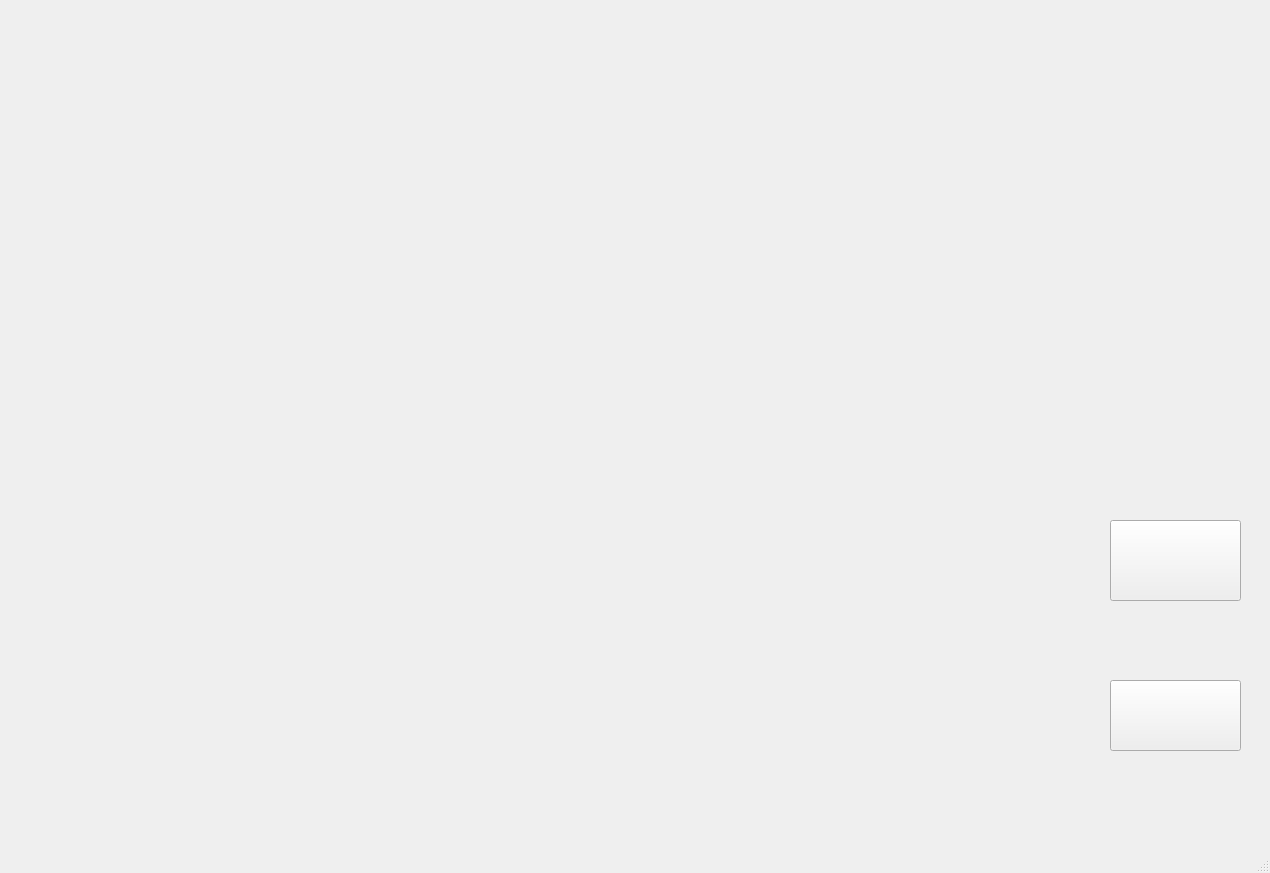
This is mainwindow.ui in wh-first-soulful/tank as Qt 5 draws it before an edit. The edited form follows.
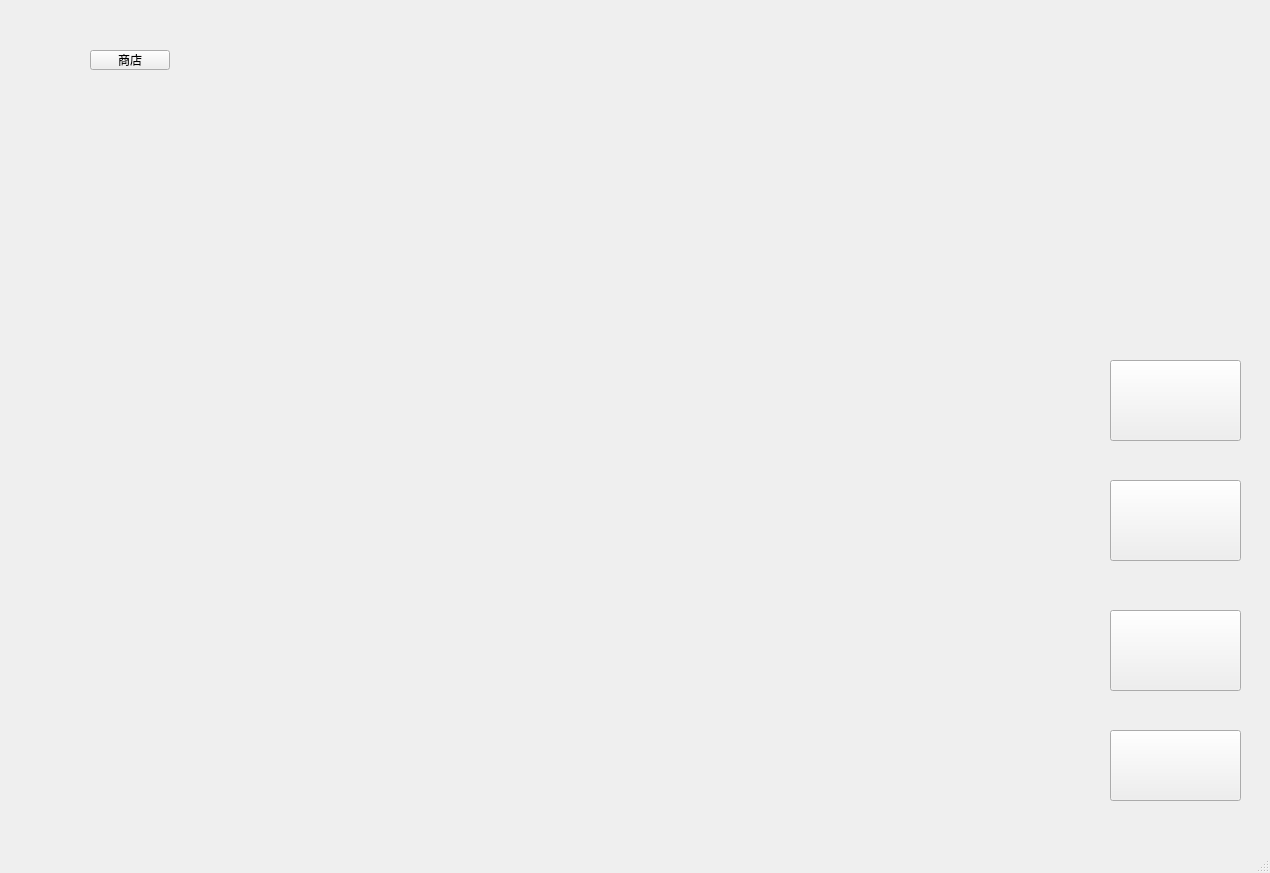
This is the edited form.

Patch:
```diff
--- a/mainwindow.ui
+++ b/mainwindow.ui
@@ -24,7 +24,7 @@
     <property name="geometry">
      <rect>
       <x>1110</x>
-      <y>520</y>
+      <y>610</y>
       <width>131</width>
       <height>81</height>
      </rect>
@@ -37,7 +37,7 @@
     <property name="geometry">
      <rect>
       <x>1110</x>
-      <y>680</y>
+      <y>730</y>
       <width>131</width>
       <height>71</height>
      </rect>
@@ -59,6 +59,45 @@
      <string/>
     </property>
    </widget>
+   <widget class="QPushButton" name="btnRank">
+    <property name="geometry">
+     <rect>
+      <x>1110</x>
+      <y>480</y>
+      <width>131</width>
+      <height>81</height>
+     </rect>
+    </property>
+    <property name="text">
+     <string/>
+    </property>
+   </widget>
+   <widget class="QPushButton" name="btnHistory">
+    <property name="geometry">
+     <rect>
+      <x>1110</x>
+      <y>360</y>
+      <width>131</width>
+      <height>81</height>
+     </rect>
+    </property>
+    <property name="text">
+     <string/>
+    </property>
+   </widget>
+   <widget class="QPushButton" name="shopButton">
+    <property name="geometry">
+     <rect>
+      <x>90</x>
+      <y>50</y>
+      <width>80</width>
+      <height>20</height>
+     </rect>
+    </property>
+    <property name="text">
+     <string>商店</string>
+    </property>
+   </widget>
   </widget>
   <widget class="QStatusBar" name="statusBar"/>
  </widget>
```
